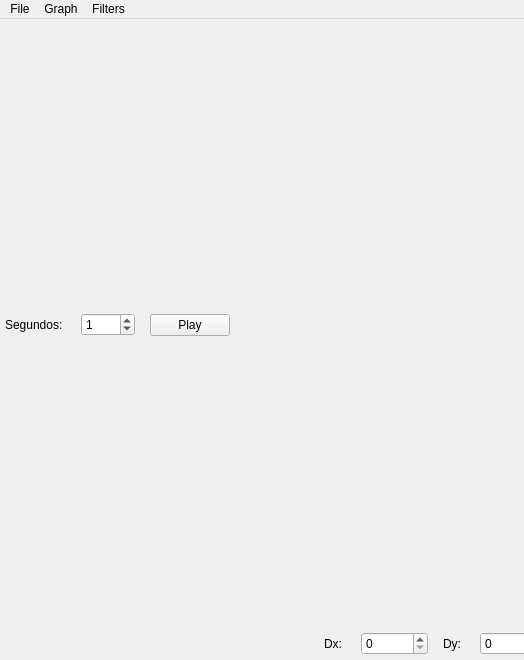
The window that mainwindow.ui (rfalessandro/QtMath) describes before a commit, drawn with Qt 5; both pictures show x 0 to 524 and y 0 to 660 of the 1089 by 660 pixel window.
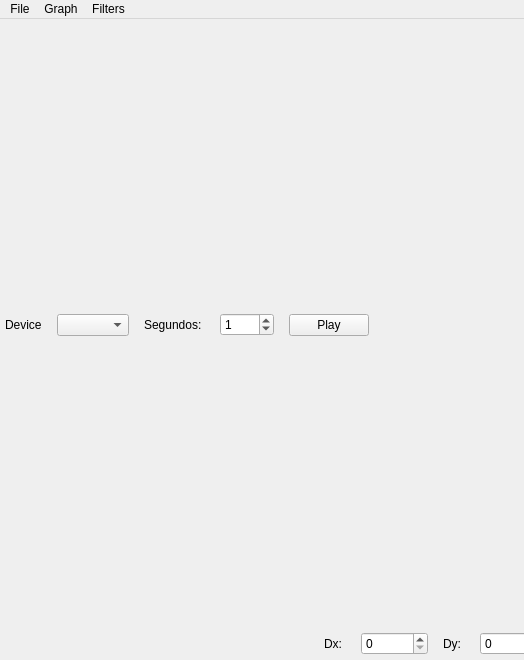
The same window after the commit.

What changed in the file:
```diff
--- a/mainwindow.ui
+++ b/mainwindow.ui
@@ -61,6 +61,16 @@
         <property name="spacing">
          <number>15</number>
         </property>
+        <item>
+         <widget class="QLabel" name="label_4">
+          <property name="text">
+           <string>Device</string>
+          </property>
+         </widget>
+        </item>
+        <item>
+         <widget class="QComboBox" name="comboBox"/>
+        </item>
         <item>
          <widget class="QLabel" name="label_7">
           <property name="text">
```
